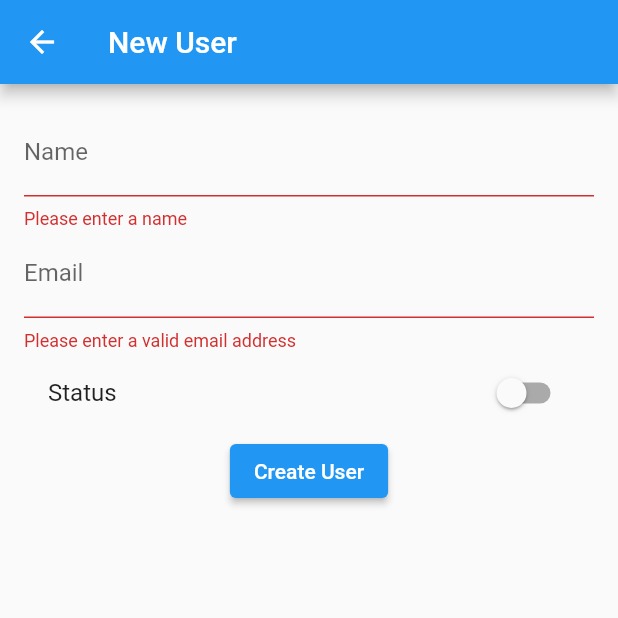
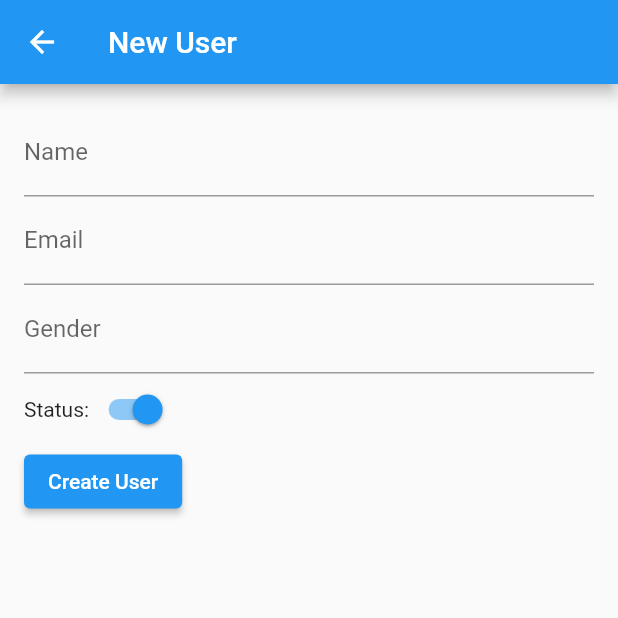
Before and after one commit to Anusreesv/FLUTTERAPP, a Flutter app: the NewUserScreen screen opened directly, after a tap on "Create User", on a phone screen of 412 x 824 dp, the top half of it. Run offline on Flutter 3.47's test engine with Material 2 defaults, Android fonts, the phone set to English and light mode, and no system bars; our stand-ins replace connectivity; network calls fail.

Commit message:
code changed

```diff
--- a/lib/config.dart
+++ b/lib/config.dart
@@ -1,4 +1,5 @@
 class AppConfig {
   static const String baseUrl = 'https://gorest.co.in/';
   static const String userListEndpoint = 'public/v2/users';
+  // static const String createUserEndpoint = 'public/v1/users'; // Add this line for the create user endpoint
 }
--- a/lib/main.dart
+++ b/lib/main.dart
@@ -1,7 +1,5 @@
-import 'package:first_app/models/user.dart';
 import 'package:flutter/material.dart';
 import 'screens/home_screen.dart';
-import 'screens/edit_user_screen.dart';
 
 void main() {
   WidgetsFlutterBinding.ensureInitialized();
@@ -14,10 +12,11 @@ class MyApp extends StatelessWidget {
   @override
   Widget build(BuildContext context) {
     return MaterialApp(
+
       initialRoute: '/',
       routes: {
         '/': (context) => const HomeScreen(),
-        '/editUser': (context) => const EditUserScreen(user: User(id: 1, name: "John", email: "john@example.com", status: false)),
+        // '/editUser': (context) => EditUserScreen(user: User(id: 1, name: "John", email: "john@example.com", status: false)),
         // Add other routes as needed
       },
     );
--- a/lib/models/user.dart
+++ b/lib/models/user.dart
@@ -1,24 +1,41 @@
-import 'package:first_app/screens/home_screen.dart';
+class User {
+  int id;
+  String name;
+  String email;
+  String gender;
+  bool status; // Change the type to bool
 
-class User extends HomeScreen {
-  const User({super.key,
+  User({
     required this.id,
     required this.name,
     required this.email,
+    required this.gender,
     required this.status,
   });
 
-  final int id;
-  final String name;
-  final String email;
-  final bool status;
-
   factory User.fromJson(Map<String, dynamic> json) {
     return User(
-      id: json['id'] as int,
-      name: json['name'] as String,
-      email: json['email'] as String,
-      status: json['status'] != null && json['status'].toLowerCase() == 'active',
+      id: json['id'],
+      name: json['name'],
+      email: json['email'],
+      gender: json['gender'],
+      status: json['status'] == 'true', // Convert string to boolean
     );
   }
+
+  set setName(String newName) {
+    name = newName;
+  }
+
+  set setEmail(String newEmail) {
+    email = newEmail;
+  }
+
+  set setGender(String newGender) { // Fix the method name to setGender
+    gender = newGender; // Fix the property name to gender
+  }
+
+  set setStatus(dynamic newStatus) {
+    status = newStatus is bool ? newStatus : newStatus.toString().toLowerCase() == 'true';
+  }
 }
--- a/lib/screens/new_user_screen.dart
+++ b/lib/screens/new_user_screen.dart
@@ -1,19 +1,21 @@
+// new_user_screen.dart
+
 import 'package:flutter/material.dart';
 import 'package:first_app/models/user.dart';
 import 'package:first_app/services/api_service.dart';
 
 class NewUserScreen extends StatefulWidget {
-  const NewUserScreen({super.key});
+  const NewUserScreen({Key? key}) : super(key: key);
 
   @override
   _NewUserScreenState createState() => _NewUserScreenState();
 }
 
 class _NewUserScreenState extends State<NewUserScreen> {
-  final _formKey = GlobalKey<FormState>();
-  late String _name;
-  late String _email;
-  bool _status = false;
+  final TextEditingController nameController = TextEditingController();
+  final TextEditingController emailController = TextEditingController();
+  final TextEditingController genderController = TextEditingController(); // Add gender controller
+  bool status = true; // Default status is active
 
   @override
   Widget build(BuildContext context) {
@@ -23,51 +25,58 @@ class _NewUserScreenState extends State<NewUserScreen> {
       ),
       body: Padding(
         padding: const EdgeInsets.all(16.0),
-        child: Form(
-          key: _formKey,
         child: Column(
+          crossAxisAlignment: CrossAxisAlignment.start,
           children: [
-              TextFormField(
+            TextField(
+              controller: nameController,
               decoration: const InputDecoration(labelText: 'Name'),
-                validator: (value) {
-                  if (value == null || value.isEmpty) {
-                    return 'Please enter a name';
-                  }
-                  return null;
-                },
-                onSaved: (value) => _name = value!,
             ),
-              TextFormField(
+            TextField(
+              controller: emailController,
               decoration: const InputDecoration(labelText: 'Email'),
-                validator: (value) {
-                  if (value == null || value.isEmpty || !isValidEmail(value)) {
-                    return 'Please enter a valid email address';
-                  }
-                  return null;
-                },
-                onSaved: (value) => _email = value!,
             ),
-              SwitchListTile(
-                title: const Text('Status'),
-                value: _status,
+            TextField(
+              controller: genderController,
+              decoration: const InputDecoration(labelText: 'Gender'), // Add gender field
+            ),
+            Row(
+              children: [
+                const Text('Status:'),
+                Switch(
+                  value: status,
                   onChanged: (value) {
                     setState(() {
-                    _status = value;
+                      status = value;
                     });
                   },
                 ),
+              ],
+            ),
             ElevatedButton(
               onPressed: () async {
-                  if (_formKey.currentState!.validate()) {
-                    _formKey.currentState!.save();
+                // Validate email format before creating a new user
+                if (!_isValidEmail(emailController.text)) {
+                  // Display an error message or handle the invalid email format
+                  print('Invalid email format');
+                  return;
+                }
+
+                // Create a new user and refresh the user list
+                final newUser = User(
+                  id: 0, // Set to 0 or null for new users
+                  name: nameController.text,
+                  email: emailController.text,
+                  gender: genderController.text, // Get gender from controller
+                  status: true,
+                );
 
                 try {
-                      await ApiService.createUser(User(id: 0, name: _name, email: _email, status: _status));
-                      Navigator.pop(context, true); // Indicate successful user creation
+      await ApiService.createUser(newUser);
+      Navigator.pop(context, true); // Signal success to the previous screen
     } catch (e) {
-                      print('Error creating user: $e');
-                      showErrorDialog(context, 'Failed to create user. Please try again.');
-                    }
+      // Handle the ApiException or other exceptions
+      print('Error during user creation: $e');
     }
   },
               child: const Text('Create User'),
@@ -75,31 +84,12 @@ class _NewUserScreenState extends State<NewUserScreen> {
           ],
         ),
       ),
-      ),
     );
   }
 
-  bool isValidEmail(String email) {
-    return email.contains('@');
-  }
-
-  void showErrorDialog(BuildContext context, String message) {
-    showDialog(
-      context: context,
-      builder: (context) {
-        return AlertDialog(
-          title: const Text('Error'),
-          content: Text(message),
-          actions: [
-            TextButton(
-              onPressed: () {
-                Navigator.pop(context);
-              },
-              child: const Text('OK'),
-            ),
-          ],
-        );
-      },
-    );
+  bool _isValidEmail(String email) {
+    // Simple email format validation
+    final emailRegExp = RegExp(r'^[a-zA-Z0-9._-]+@[a-zA-Z0-9.-]+\.[a-zA-Z]{2,4}$');
+    return emailRegExp.hasMatch(email);
   }
 }
--- a/lib/screens/user_view_screen.dart
+++ b/lib/screens/user_view_screen.dart
@@ -1,29 +1,16 @@
 import 'package:first_app/models/user.dart';
 import 'package:flutter/material.dart';
-// import 'models/user.dart';
 
 class UserViewScreen extends StatefulWidget {
   final User user;
 
-  const UserViewScreen(this.user, {super.key});
+  const UserViewScreen(this.user, {Key? key}) : super(key: key);
 
   @override
   _UserViewScreenState createState() => _UserViewScreenState();
 }
 
 class _UserViewScreenState extends State<UserViewScreen> {
-  late TextEditingController nameController;
-  late TextEditingController emailController;
-  late bool isUserActive;
-
-  @override
-  void initState() {
-    super.initState();
-    nameController = TextEditingController(text: widget.user.name);
-    emailController = TextEditingController(text: widget.user.email);
-    isUserActive = widget.user.status;
-  }
-
   @override
   Widget build(BuildContext context) {
     return Scaffold(
@@ -51,6 +38,7 @@ class _UserViewScreenState extends State<UserViewScreen> {
             Text('Name: ${widget.user.name}'),
             Text('Email: ${widget.user.email}'),
             Text('Status: ${widget.user.status ? 'Active' : 'Inactive'}'),
+            Text('Gender: ${widget.user.gender}'), // Display gender
           ],
         ),
       ),
@@ -61,7 +49,7 @@ class _UserViewScreenState extends State<UserViewScreen> {
 class UserEditForm extends StatefulWidget {
   final User user;
 
-  const UserEditForm({super.key, required this.user});
+  const UserEditForm({Key? key, required this.user}) : super(key: key);
 
   @override
   _UserEditFormState createState() => _UserEditFormState();
@@ -72,6 +60,7 @@ class _UserEditFormState extends State<UserEditForm> {
   late TextEditingController nameController;
   late TextEditingController emailController;
   late bool isUserActive;
+  late TextEditingController genderController; // Add gender controller
 
   @override
   void initState() {
@@ -79,6 +68,7 @@ class _UserEditFormState extends State<UserEditForm> {
     nameController = TextEditingController(text: widget.user.name);
     emailController = TextEditingController(text: widget.user.email);
     isUserActive = widget.user.status;
+    genderController = TextEditingController(text: widget.user.gender); // Initialize gender controller
   }
 
   @override
@@ -113,6 +103,14 @@ class _UserEditFormState extends State<UserEditForm> {
                   return null;
                 },
               ),
+              TextFormField(
+                controller: genderController,
+                decoration: const InputDecoration(labelText: 'Gender'),
+                validator: (value) {
+                  // Add gender validation logic if needed
+                  return null;
+                },
+              ),
               SwitchListTile(
                 title: const Text('Active User'),
                 value: isUserActive,
@@ -131,6 +129,7 @@ class _UserEditFormState extends State<UserEditForm> {
                       name: nameController.text,
                       email: emailController.text,
                       status: isUserActive,
+                      gender: genderController.text, // Set gender from controller
                     );
 
                     // Implement API request to update user information
```
Also changed, not shown: lib/screens/edit_user_screen.dart (+47 -53 lines), lib/screens/home_screen.dart (+32 -5 lines), lib/screens/user_details_screen.dart (+19 -15 lines), lib/services/api_service.dart (+72 -14 lines), lib/widgets/user_list_item.dart (+12 -7 lines). Lines whose indentation alone changed are shown as unchanged.
